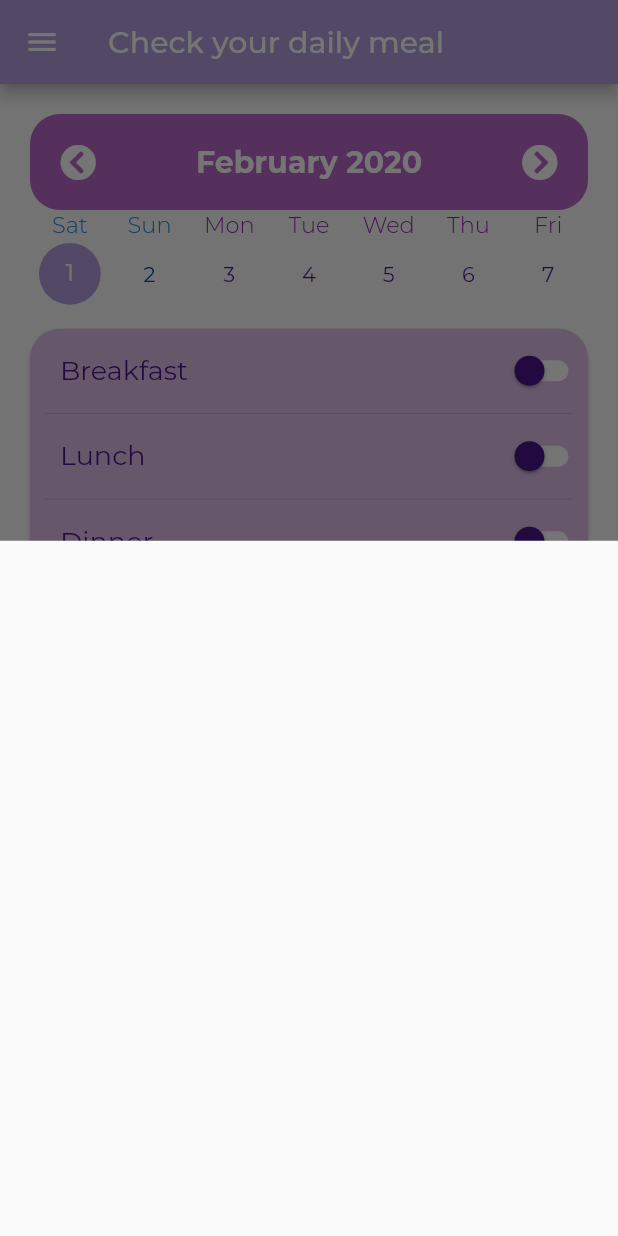
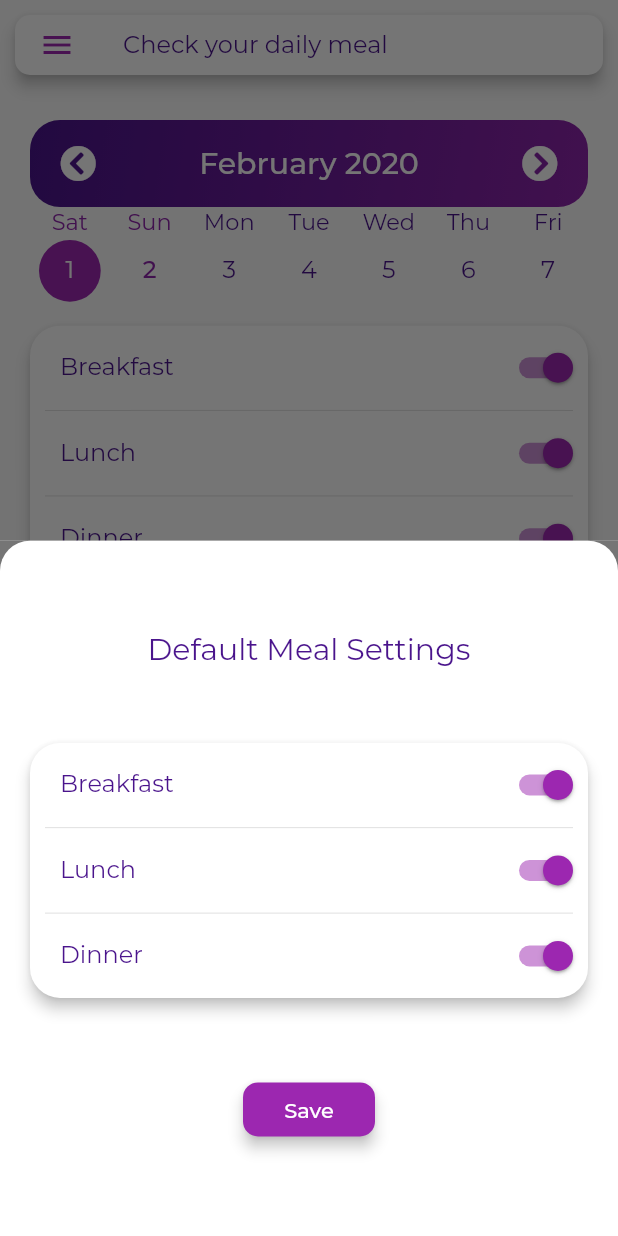
Before and after one commit to prism97/Mess-Meal-Management-Flutter, a Flutter app: the screen it shows after launch, after a tap on an icon or button, on a phone screen of 412 x 824 dp. Run offline on Flutter 3.47's test engine with Material 2 defaults, Android fonts, the phone set to English and light mode, and no system bars; drawn by our look-alikes of table_calendar; our stand-ins replace font_awesome_flutter, shared_preferences; project files that could hold a hidden picture were left out.

Commit message:
theme & meal toggle functionality added

```diff
--- a/lib/constants/colors.dart
+++ b/lib/constants/colors.dart
@@ -14,14 +14,13 @@ const lightBlue = Color(0xFFA6CDE5);
 const darkYellow = Color(0xFFFCFC94);
 const lightYellow = Color(0xFFFAFFCB);
 
+const primaryColorDark = Color(0xFF4A148C);
+const primaryColorLight = Color(0xFF8E24AA);
+
 const kBackgroundGradient = LinearGradient(
   colors: [
-    darkSkyBlue,
-    palePink,
-  ],
-  stops: [
-    0.3,
-    1.0,
+    primaryColorDark,
+    primaryColorLight,
   ],
   begin: Alignment.topLeft,
   end: Alignment.bottomRight,
--- /dev/null
+++ b/lib/constants/numbers.dart
@@ -0,0 +1 @@
+const kElevation = 4.0;
--- a/lib/main.dart
+++ b/lib/main.dart
@@ -18,6 +18,29 @@ class MyApp extends StatelessWidget {
         primaryColorDark: Colors.purple.shade900,
         primaryColorLight: Colors.purple.shade600,
         accentColor: Colors.purple,
+        disabledColor: Colors.purple.shade100,
+        textTheme: TextTheme(
+          title: TextStyle(
+            color: Colors.white,
+            fontSize: 20.0,
+          ),
+          body1: TextStyle(
+            color: Colors.purple.shade900,
+            fontSize: 16.0,
+          ),
+          body2: TextStyle(
+            color: Colors.purple.shade600,
+            fontSize: 16.0,
+          ),
+          display1: TextStyle(
+            color: Colors.purple.shade900,
+            fontSize: 15.0,
+          ),
+          display2: TextStyle(
+            color: Colors.purple.shade600,
+            fontSize: 15.0,
+          ),
+        ),
       ),
       initialRoute: MealCheckScreen.id,
       routes: {
--- a/lib/models/daily_meal.dart
+++ b/lib/models/daily_meal.dart
@@ -1,5 +1,23 @@
 class DailyMeal {
+  DateTime date;
   bool breakfast;
   bool lunch;
   bool dinner;
+
+  DailyMeal() {
+    breakfast = true;
+    lunch = true;
+    dinner = true;
+  }
+
+  Map<String, dynamic> toJson() => {
+        'breakfast': breakfast,
+        'lunch': lunch,
+        'dinner': dinner,
+      };
+
+  DailyMeal.fromJson(Map<String, dynamic> json)
+      : breakfast = json['breakfast'],
+        lunch = json['lunch'],
+        dinner = json['dinner'];
 }
--- /dev/null
+++ b/lib/models/default_meal.dart
@@ -0,0 +1,43 @@
+import 'dart:convert';
+import 'package:flutter/foundation.dart';
+import 'package:shared_preferences/shared_preferences.dart';
+
+class DefaultMeal with ChangeNotifier {
+  bool breakfast = true;
+  bool lunch = true;
+  bool dinner = true;
+  static DefaultMeal _instance;
+
+  DefaultMeal._();
+
+  static DefaultMeal getInstance() {
+    if (_instance == null) {
+      _instance = DefaultMeal._();
+      getDefaultMeal();
+    }
+    return _instance;
+  }
+
+  Map<String, dynamic> toJson() => {
+        'breakfast': breakfast,
+        'lunch': lunch,
+        'dinner': dinner,
+      };
+
+  void update(Map<String, dynamic> json) {
+    breakfast = json['breakfast'];
+    lunch = json['lunch'];
+    dinner = json['dinner'];
+    notifyListeners();
+  }
+
+  static void getDefaultMeal() async {
+    SharedPreferences prefs = await SharedPreferences.getInstance();
+    String mealString = prefs.getString('default_meal');
+    if (mealString != null) {
+      _instance.update(jsonDecode(mealString));
+    } else {
+      await prefs.setString('default_meal', jsonEncode(_instance.toJson()));
+    }
+  }
+}
--- a/lib/screens/meal_check_screen.dart
+++ b/lib/screens/meal_check_screen.dart
@@ -1,9 +1,13 @@
 import 'package:flutter/material.dart';
 import 'package:font_awesome_flutter/font_awesome_flutter.dart';
-import 'package:mess_meal/constants/colors.dart';
+import 'package:mess_meal/models/default_meal.dart';
+import 'package:mess_meal/widgets/custom_app_bar.dart';
 import 'package:mess_meal/widgets/daily_meal_card.dart';
+import 'package:mess_meal/widgets/default_settings_modal.dart';
 import 'package:table_calendar/table_calendar.dart';
 import 'package:mess_meal/widgets/nav_drawer.dart';
+import 'package:mess_meal/widgets/custom_calendar.dart';
+import 'package:provider/provider.dart';
 
 class MealCheckScreen extends StatefulWidget {
   static const String id = 'meal_check_screen';
@@ -14,11 +18,23 @@ class MealCheckScreen extends StatefulWidget {
 
 class _MealCheckScreenState extends State<MealCheckScreen> {
   CalendarController _calendarController;
+  DailyMealCard _dailyMealCard;
+
+  void showMealCard(DateTime date, List<dynamic> events) {
+    setState(() {
+      _dailyMealCard = DailyMealCard(
+        date: date,
+      );
+    });
+  }
 
   @override
   void initState() {
     super.initState();
     _calendarController = CalendarController();
+    _dailyMealCard = DailyMealCard(
+      date: DateTime.now(),
+    );
   }
 
   @override
@@ -29,86 +45,23 @@ class _MealCheckScreenState extends State<MealCheckScreen> {
 
   @override
   Widget build(BuildContext context) {
-    return Scaffold(
+    return ChangeNotifierProvider<DefaultMeal>.value(
+      value: DefaultMeal.getInstance(),
+      child: Scaffold(
         drawer: NavDrawer(
           currentRoute: MealCheckScreen.id,
         ),
-      appBar: AppBar(
-        backgroundColor: darkPurple,
-        title: Text(
-          'Check your daily meal',
-          textAlign: TextAlign.center,
-          style: TextStyle(
-            color: Colors.white,
-          ),
-        ),
-      ),
+        appBar: CustomAppBar(title: 'Check your daily meal'),
         body: Container(
           padding: EdgeInsets.all(20.0),
-        decoration: BoxDecoration(
-            // gradient: kBackgroundGradient,
-            ),
           child: Column(
             crossAxisAlignment: CrossAxisAlignment.stretch,
             children: <Widget>[
-            TableCalendar(
+              CustomCalendar(
                 calendarController: _calendarController,
-              availableCalendarFormats: {
-                CalendarFormat.week: '',
-              },
-              initialCalendarFormat: CalendarFormat.week,
-              startingDayOfWeek: StartingDayOfWeek.saturday,
-              weekendDays: [DateTime.thursday, DateTime.friday],
-              headerStyle: HeaderStyle(
-                centerHeaderTitle: true,
-                decoration: BoxDecoration(
-                  color: Colors.purple.shade300,
-                  borderRadius: BorderRadius.horizontal(
-                    left: Radius.circular(20.0),
-                    right: Radius.circular(20.0),
+                showMealCard: showMealCard,
               ),
-                ),
-                titleTextStyle: TextStyle(
-                  fontWeight: FontWeight.bold,
-                  color: Colors.white,
-                  fontSize: 20.0,
-                ),
-                leftChevronIcon: Icon(
-                  FontAwesomeIcons.chevronCircleLeft,
-                  color: Colors.white,
-                ),
-                rightChevronIcon: Icon(
-                  FontAwesomeIcons.chevronCircleRight,
-                  color: Colors.white,
-                ),
-              ),
-              calendarStyle: CalendarStyle(
-                selectedColor: darkPurple,
-                todayColor: lightBlue,
-                weekdayStyle: TextStyle(
-                  color: Colors.purple.shade900,
-                ),
-                weekendStyle: TextStyle(
-                  color: Colors.blue.shade900,
-                ),
-              ),
-              daysOfWeekStyle: DaysOfWeekStyle(
-                weekdayStyle: TextStyle(
-                  color: Colors.purple.shade600,
-                  fontWeight: FontWeight.w300,
-                  fontSize: 15.0,
-                ),
-                weekendStyle: TextStyle(
-                  color: Colors.blue.shade600,
-                  fontWeight: FontWeight.w300,
-                  fontSize: 15.0,
-                ),
-              ),
-            ),
-            DailyMealCard(),
-            SizedBox(
-              height: 20.0,
-            ),
+              _dailyMealCard,
             ],
           ),
         ),
@@ -116,12 +69,12 @@ class _MealCheckScreenState extends State<MealCheckScreen> {
           onPressed: () {
             showModalBottomSheet(
               context: context,
-            builder: (context) => Container(),
+              builder: (context) => DefaultSettingsModal(),
             );
           },
-        // backgroundColor: Colors.purple.shade300,
           child: Icon(
             FontAwesomeIcons.cog,
+          ),
         ),
       ),
     );
--- /dev/null
+++ b/lib/widgets/custom_app_bar.dart
@@ -0,0 +1,33 @@
+import 'package:flutter/material.dart';
+import 'package:mess_meal/constants/numbers.dart';
+
+class CustomAppBar extends StatelessWidget implements PreferredSizeWidget {
+  final String title;
+
+  CustomAppBar({@required this.title});
+
+  @override
+  Widget build(BuildContext context) {
+    return SafeArea(
+      child: Container(
+        margin: EdgeInsets.all(10.0),
+        child: AppBar(
+          iconTheme: IconThemeData(color: Theme.of(context).accentColor),
+          title: Text(
+            title,
+            textAlign: TextAlign.center,
+            style: Theme.of(context).textTheme.body1,
+          ),
+          elevation: kElevation,
+          backgroundColor: Colors.white,
+          shape: RoundedRectangleBorder(
+            borderRadius: BorderRadius.circular(10.0),
+          ),
+        ),
+      ),
+    );
+  }
+
+  @override
+  Size get preferredSize => Size.fromHeight(60.0);
+}
--- /dev/null
+++ b/lib/widgets/custom_calendar.dart
@@ -0,0 +1,59 @@
+import 'package:flutter/material.dart';
+import 'package:table_calendar/table_calendar.dart';
+import 'package:font_awesome_flutter/font_awesome_flutter.dart';
+import 'package:mess_meal/constants/colors.dart';
+
+class CustomCalendar extends StatelessWidget {
+  const CustomCalendar({
+    @required this.calendarController,
+    this.showMealCard,
+  });
+
+  final CalendarController calendarController;
+  final Function showMealCard;
+
+  @override
+  Widget build(BuildContext context) {
+    return TableCalendar(
+      initialSelectedDay: DateTime.now(),
+      calendarController: calendarController,
+      availableCalendarFormats: {
+        CalendarFormat.week: '',
+      },
+      initialCalendarFormat: CalendarFormat.week,
+      startingDayOfWeek: StartingDayOfWeek.saturday,
+      weekendDays: [DateTime.thursday, DateTime.friday],
+      headerStyle: HeaderStyle(
+        centerHeaderTitle: true,
+        headerPadding: EdgeInsets.symmetric(vertical: 5.0),
+        decoration: BoxDecoration(
+          gradient: kBackgroundGradient,
+          borderRadius: BorderRadius.horizontal(
+            left: Radius.circular(20.0),
+            right: Radius.circular(20.0),
+          ),
+        ),
+        titleTextStyle: Theme.of(context).textTheme.title,
+        leftChevronIcon: Icon(
+          FontAwesomeIcons.chevronCircleLeft,
+          color: Colors.white,
+        ),
+        rightChevronIcon: Icon(
+          FontAwesomeIcons.chevronCircleRight,
+          color: Colors.white,
+        ),
+      ),
+      calendarStyle: CalendarStyle(
+        selectedColor: Theme.of(context).accentColor,
+        todayColor: Theme.of(context).disabledColor,
+        weekdayStyle: Theme.of(context).textTheme.body1,
+        weekendStyle: Theme.of(context).textTheme.body2,
+      ),
+      daysOfWeekStyle: DaysOfWeekStyle(
+        weekdayStyle: Theme.of(context).textTheme.display1,
+        weekendStyle: Theme.of(context).textTheme.display2,
+      ),
+      onDaySelected: showMealCard,
+    );
+  }
+}
--- a/lib/widgets/daily_meal_card.dart
+++ b/lib/widgets/daily_meal_card.dart
@@ -1,11 +1,24 @@
 import 'package:flutter/material.dart';
+import 'package:mess_meal/constants/numbers.dart';
+import 'package:mess_meal/models/default_meal.dart';
+import 'package:mess_meal/widgets/meal_check.dart';
+import 'package:provider/provider.dart';
 
 class DailyMealCard extends StatefulWidget {
+  final DateTime date;
+
+  DailyMealCard({this.date});
+
   @override
   _DailyMealCardState createState() => _DailyMealCardState();
 }
 
 class _DailyMealCardState extends State<DailyMealCard> {
+  @override
+  void initState() {
+    super.initState();
+  }
+
   @override
   Widget build(BuildContext context) {
     return Card(
@@ -13,11 +26,16 @@ class _DailyMealCardState extends State<DailyMealCard> {
       shape: RoundedRectangleBorder(
         borderRadius: BorderRadius.circular(20.0),
       ),
-      color: Colors.purple.shade100,
+      color: Colors.white,
+      elevation: kElevation,
       child: Column(
         children: <Widget>[
+          // Text(
+          //   widget.date.toIso8601String(),
+          // ),
           MealCheck(
             mealName: 'Breakfast',
+            initialCheck: Provider.of<DefaultMeal>(context).breakfast,
           ),
           Divider(
             height: 1.0,
@@ -26,6 +44,7 @@ class _DailyMealCardState extends State<DailyMealCard> {
           ),
           MealCheck(
             mealName: 'Lunch',
+            initialCheck: Provider.of<DefaultMeal>(context).lunch,
           ),
           Divider(
             height: 1.0,
@@ -34,35 +53,10 @@ class _DailyMealCardState extends State<DailyMealCard> {
           ),
           MealCheck(
             mealName: 'Dinner',
+            initialCheck: Provider.of<DefaultMeal>(context).dinner,
           ),
         ],
       ),
     );
   }
 }
-
-class MealCheck extends StatelessWidget {
-  final String mealName;
-
-  MealCheck({@required this.mealName});
-
-  @override
-  Widget build(BuildContext context) {
-    return ListTile(
-      contentPadding: EdgeInsets.only(left: 20.0),
-      title: Text(
-        mealName,
-        style: TextStyle(
-          color: Colors.purple.shade900,
-          fontSize: 18.0,
-        ),
-      ),
-      trailing: Switch(
-        inactiveThumbColor: Colors.purple.shade900,
-        inactiveTrackColor: Colors.white,
-        value: false,
-        onChanged: (newValue) {},
-      ),
-    );
-  }
-}
--- /dev/null
+++ b/lib/widgets/default_settings_modal.dart
@@ -0,0 +1,52 @@
+import 'package:flutter/material.dart';
+import 'package:mess_meal/constants/numbers.dart';
+import 'package:mess_meal/models/default_meal.dart';
+import 'package:mess_meal/widgets/daily_meal_card.dart';
+import 'package:provider/provider.dart';
+
+class DefaultSettingsModal extends StatelessWidget {
+  @override
+  Widget build(BuildContext context) {
+    return Container(
+      color: Color(0xFF757575),
+      child: Container(
+        decoration: BoxDecoration(
+          color: Colors.white,
+          borderRadius: BorderRadius.only(
+            topLeft: Radius.circular(20.0),
+            topRight: Radius.circular(20.0),
+          ),
+        ),
+        padding: EdgeInsets.all(20.0),
+        child: Column(
+          mainAxisAlignment: MainAxisAlignment.spaceEvenly,
+          children: <Widget>[
+            Text(
+              'Default Meal Settings',
+              style: TextStyle(
+                color: Theme.of(context).primaryColorDark,
+                fontSize: 20.0,
+              ),
+            ),
+            ChangeNotifierProvider<DefaultMeal>.value(
+              value: DefaultMeal.getInstance(),
+              child: DailyMealCard(),
+            ),
+            RaisedButton(
+              elevation: kElevation,
+              shape: RoundedRectangleBorder(
+                borderRadius: BorderRadius.circular(10.0),
+              ),
+              color: Theme.of(context).accentColor,
+              textColor: Colors.white,
+              onPressed: () {
+                Navigator.pop(context);
+              },
+              child: Text('Save'),
+            ),
+          ],
+        ),
+      ),
+    );
+  }
+}
--- /dev/null
+++ b/lib/widgets/meal_check.dart
@@ -0,0 +1,38 @@
+import 'package:flutter/material.dart';
+
+class MealCheck extends StatefulWidget {
+  final String mealName;
+  final bool initialCheck;
+
+  MealCheck({@required this.mealName, this.initialCheck = true});
+
+  @override
+  _MealCheckState createState() => _MealCheckState(check: initialCheck);
+}
+
+class _MealCheckState extends State<MealCheck> {
+  bool check;
+
+  _MealCheckState({this.check});
+
+  @override
+  Widget build(BuildContext context) {
+    return ListTile(
+      contentPadding: EdgeInsets.only(left: 20.0),
+      title: Text(
+        widget.mealName,
+        style: Theme.of(context).textTheme.body1,
+      ),
+      trailing: Switch(
+        inactiveThumbColor: Theme.of(context).primaryColorLight,
+        inactiveTrackColor: Theme.of(context).disabledColor,
+        value: check,
+        onChanged: (newValue) {
+          setState(() {
+            check = newValue;
+          });
+        },
+      ),
+    );
+  }
+}
--- a/lib/widgets/nav_drawer.dart
+++ b/lib/widgets/nav_drawer.dart
@@ -1,5 +1,6 @@
 import 'package:flutter/material.dart';
 import 'package:font_awesome_flutter/font_awesome_flutter.dart';
+import 'package:mess_meal/constants/colors.dart';
 import 'package:mess_meal/screens/budget_screen.dart';
 import 'package:mess_meal/screens/login_screen.dart';
 import 'package:mess_meal/screens/manager_screen.dart';
@@ -22,14 +23,7 @@ class NavDrawer extends StatelessWidget {
             children: <Widget>[
               DrawerHeader(
                 decoration: BoxDecoration(
-                  gradient: LinearGradient(
-                    colors: [
-                      Theme.of(context).primaryColorDark,
-                      Theme.of(context).primaryColorLight,
-                    ],
-                    begin: Alignment.topLeft,
-                    end: Alignment.bottomRight,
-                  ),
+                  gradient: kBackgroundGradient,
                 ),
                 child: Container(
                   width: double.infinity,
@@ -100,7 +94,12 @@ class NavitemTile extends StatelessWidget {
 
   @override
   Widget build(BuildContext context) {
-    return ListTile(
+    return ListTileTheme(
+      iconColor: Theme.of(context).primaryColorDark,
+      textColor: Theme.of(context).primaryColorDark,
+      selectedColor: Theme.of(context).primaryColorLight,
+      style: ListTileStyle.drawer,
+      child: ListTile(
         selected: selected,
         leading: Icon(
           icon,
@@ -109,6 +108,7 @@ class NavitemTile extends StatelessWidget {
         onTap: () {
           Navigator.pushNamed(context, route);
         },
+      ),
     );
   }
 }
--- a/pubspec.yaml
+++ b/pubspec.yaml
@@ -25,6 +25,8 @@ dependencies:
   cupertino_icons: ^0.1.2
   table_calendar: ^2.2.2
   font_awesome_flutter: ^8.5.0
+  shared_preferences: ^0.5.6+1
+  provider: ^4.0.2
 
 dev_dependencies:
   flutter_test:
```
Also changed, not shown: pubspec.lock. Lines whose indentation alone changed are shown as unchanged.
